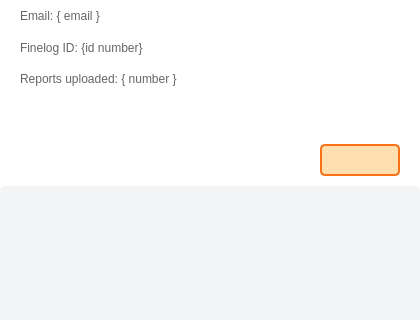
Ph4sm4/FinelogApp, file adminpanel.ui: the form before one commit; both pictures show x 0 to 420 and y 163 to 483 of the 420 by 599 pixel window.
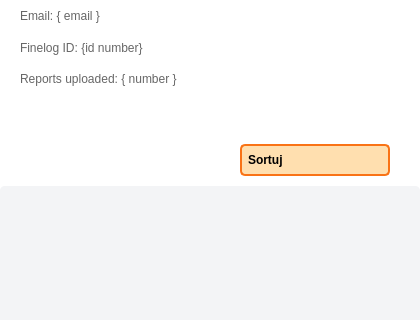
The form after the commit. The open tabs and pages were chosen to show the change. Icons and pictures are not drawn.

Commit message: reading + user preview sort working

Patch:
```diff
--- a/adminpanel.ui
+++ b/adminpanel.ui
@@ -651,7 +651,7 @@
           <number>10</number>
          </property>
          <property name="rightMargin">
-          <number>20</number>
+          <number>30</number>
          </property>
          <property name="bottomMargin">
           <number>10</number>
@@ -670,7 +670,21 @@
           </spacer>
          </item>
          <item>
-          <widget class="QComboBox" name="comboBox">
+          <widget class="QComboBox" name="sortHeadlinesCombo">
+           <property name="minimumSize">
+            <size>
+             <width>150</width>
+             <height>0</height>
+            </size>
+           </property>
+           <property name="font">
+            <font>
+             <bold>true</bold>
+            </font>
+           </property>
+           <property name="layoutDirection">
+            <enum>Qt::LeftToRight</enum>
+           </property>
            <property name="styleSheet">
             <string notr="true">QComboBox {
         /* Background and border */
@@ -678,13 +692,10 @@
         border: 2px solid #F97316;
         border-radius: 5px;
         padding: 6px;
-        color: #FFFFFF;
+        color: black;
+        selection-background-color: #F97316;
+
     }
-QComboBox::down-arrow {
-    image: url(:/icons/content/chevron-down.svg);
-    width: 10px;
-    height: 10px;
-}
 
     QComboBox::drop-down {
         /* Dropdown arrow */
@@ -698,11 +709,21 @@
         background-color: #FFBE68;
     }
 
+    QComboBox::down-arrow {
+        /* Custom dropdown arrow icon */
+        image: url(:/icons/content/chevron-down.svg);
+        width: 12px;
+        height: 12px;
+    }
+
     QComboBox QAbstractItemView {
         /* Dropdown menu */
         border: 2px solid #F97316;
         background-color: #FFDFAF;
         selection-background-color: #F97316;
+        outline: none;
+        padding-top: 0;
+        padding-bottom: 0;
     }
 
     QComboBox QAbstractItemView::item {
@@ -713,8 +734,28 @@
     QComboBox QAbstractItemView::item:selected {
         /* Selected item in the dropdown menu */
         background-color: #F97316;
+    }
+
+    QComboBox QAbstractItemView::item:hover {
+        /* Hover effect on items in the dropdown menu */
+        background-color: #FFBE68;
     }</string>
            </property>
+           <property name="editable">
+            <bool>false</bool>
+           </property>
+           <property name="currentText">
+            <string/>
+           </property>
+           <property name="iconSize">
+            <size>
+             <width>20</width>
+             <height>20</height>
+            </size>
+           </property>
+           <property name="placeholderText">
+            <string>Sortuj</string>
+           </property>
           </widget>
          </item>
         </layout>
```
Left out of the diff: 4 changed lines with no effect on the pictures. The commit also changes 3 other files.
